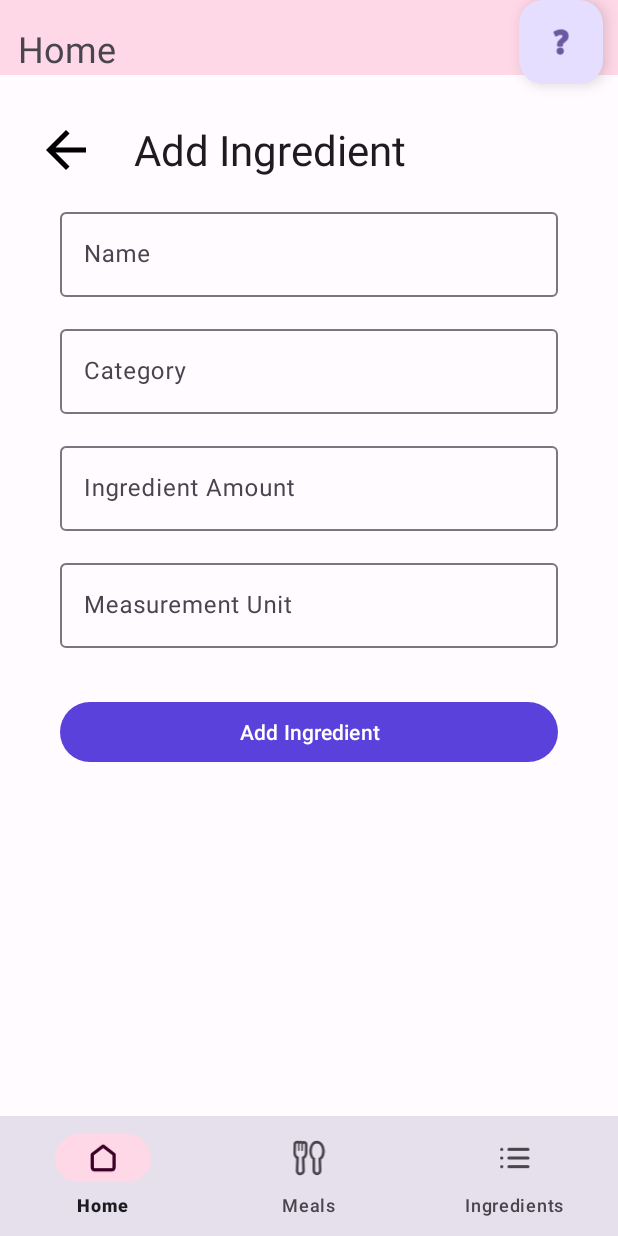
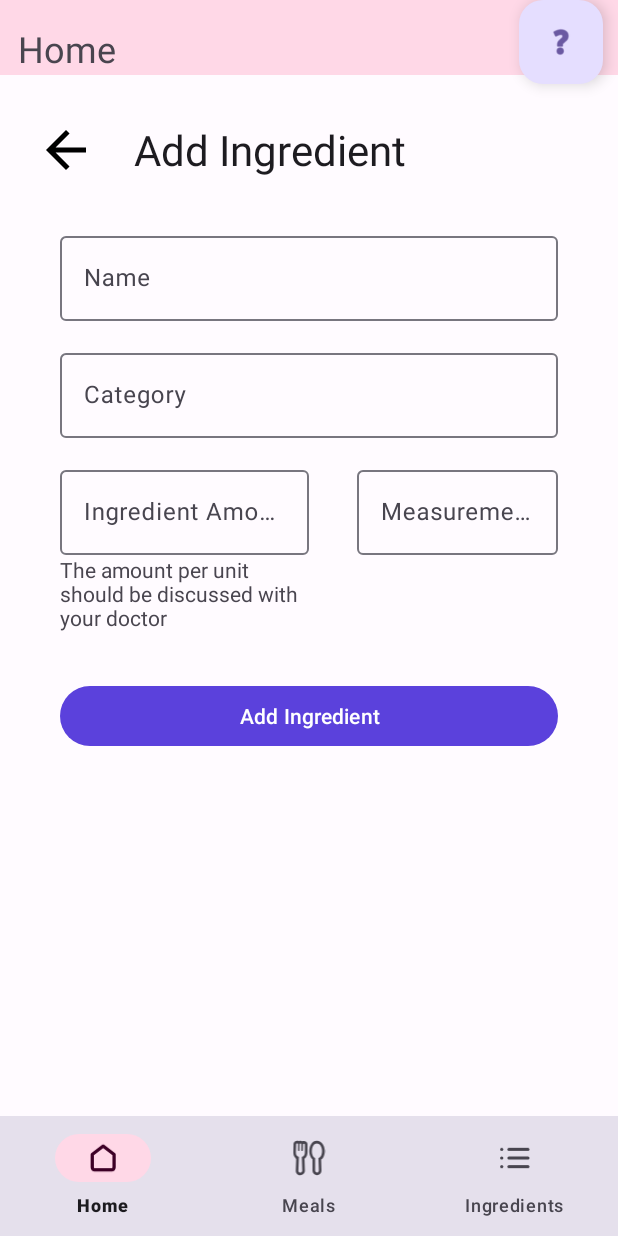
Before and after one commit to AnnieBonav/StopGuessing, an Android app: the InteractsIngredientFragment screen opened through its navigation route, on a phone screen of 412 x 824 dp. Run offline under Robolectric (Android 15) with nearby library versions, the phone set to English and light mode, and no system bars; our stand-ins replace Room's generated code, data binding, navigation-ui.

Commit message:
add ingredient layout done

```diff
--- a/StopGuessingM3/app/src/main/res/layout/fragment_interacts_ingredient.xml
+++ b/StopGuessingM3/app/src/main/res/layout/fragment_interacts_ingredient.xml
@@ -48,7 +48,7 @@
         android:layout_width="match_parent"
         android:layout_height="wrap_content"
         android:hint="Name"
-        android:layout_marginTop="16dp"
+        android:layout_marginTop="32dp"
         app:layout_constraintTop_toBottomOf="@+id/customTopBar"
         app:startIconContentDescription="@string/delete_icon"
         app:endIconMode="clear_text">
@@ -77,32 +77,50 @@
 
     </com.google.android.material.textfield.TextInputLayout>
 
+    <LinearLayout
+        android:id="@+id/measurementContainer"
+        android:layout_width="match_parent"
+        android:layout_height="wrap_content"
+        app:layout_constraintTop_toBottomOf="@+id/ingredientCategoryInput"
+        android:orientation="horizontal"
+        >
+
         <com.google.android.material.textfield.TextInputLayout
             android:id="@+id/ingredientAmountInput"
-        android:layout_width="match_parent"
+            android:layout_width="0dp"
+            android:layout_weight="1"
             android:layout_height="wrap_content"
             android:hint="Ingredient Amount"
             android:layout_marginTop="16dp"
+            android:layout_marginHorizontal="16dp"
             app:layout_constraintTop_toBottomOf="@+id/ingredientCategoryInput"
             app:endIconMode="clear_text">
 
             <com.google.android.material.textfield.TextInputEditText
                 android:layout_width="match_parent"
                 android:layout_height="wrap_content"
-            android:layout_marginHorizontal="16dp"
+
                 android:inputType="number"
                 android:text="@={ingredientsViewModel.currentIngredientAmount}" />
+            <TextView
+                android:layout_width="wrap_content"
+                android:layout_height="wrap_content"
+                android:text="The amount per unit should be discussed with your doctor"
+                />
 
         </com.google.android.material.textfield.TextInputLayout>
 
         <com.google.android.material.textfield.TextInputLayout
             android:id="@+id/ingredientMeasurementInput"
-        android:layout_width="match_parent"
+            android:layout_width="0dp"
             android:layout_height="wrap_content"
             android:hint="Measurement Unit"
             android:layout_marginTop="16dp"
             app:layout_constraintTop_toBottomOf="@+id/ingredientAmountInput"
-        app:endIconMode="clear_text">
+            app:endIconMode="clear_text"
+            android:layout_weight="1"
+
+            >
 
             <com.google.android.material.textfield.TextInputEditText
                 android:layout_width="match_parent"
@@ -113,14 +131,18 @@
 
         </com.google.android.material.textfield.TextInputLayout>
 
+    </LinearLayout>
+
+
+
     <Button
         android:id="@+id/crudActionButton"
         android:layout_width="match_parent"
         android:layout_height="wrap_content"
         android:layout_marginTop="32dp"
         android:layout_marginHorizontal="16dp"
-        app:layout_constraintTop_toBottomOf="@+id/ingredientMeasurementInput"
-        android:text="Action - Meal Plan"
+        app:layout_constraintTop_toBottomOf="@+id/measurementContainer"
+        android:text="Save"
         />
 </androidx.constraintlayout.widget.ConstraintLayout>
 
```
Lines whose indentation alone changed are shown as unchanged.
